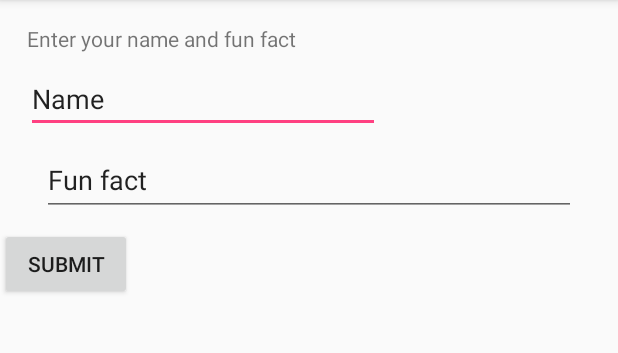
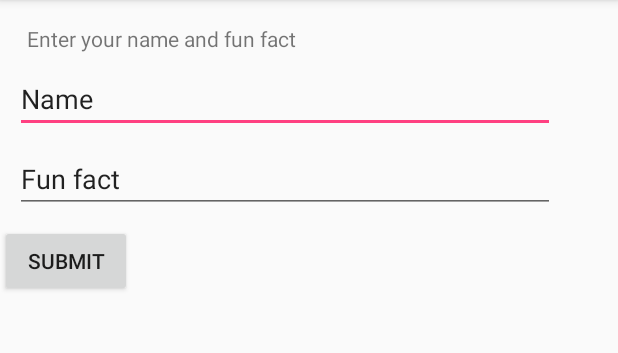
Before and after one commit to kollikolli/trialday, an Android app: the screen it shows after launch (FunFactActivity), on a phone screen of 412 x 824 dp, the part 84-437 px from its top. Run offline under Robolectric (Android 15) with nearby library versions, the phone set to English and light mode, and no system bars.

Commit message:
Fix Ui constraints

```diff
--- a/app/src/main/res/layout/activity_fun_fact.xml
+++ b/app/src/main/res/layout/activity_fun_fact.xml
@@ -19,7 +19,7 @@
 
     <EditText
         android:id="@+id/nameText"
-        android:layout_width="236dp"
+        android:layout_width="360dp"
         android:layout_height="wrap_content"
         android:layout_marginEnd="8dp"
         android:layout_marginStart="8dp"
@@ -34,8 +34,8 @@
 
     <EditText
         android:id="@+id/factText"
-        android:layout_width="356dp"
-        android:layout_height="47dp"
+        android:layout_width="360dp"
+        android:layout_height="wrap_content"
         android:layout_marginEnd="8dp"
         android:layout_marginStart="8dp"
         android:layout_marginTop="8dp"
@@ -45,6 +45,7 @@
         android:singleLine="false"
         android:text="Fun fact"
         app:layout_constraintEnd_toEndOf="parent"
+        app:layout_constraintHorizontal_bias="0.06"
         app:layout_constraintStart_toStartOf="parent"
         app:layout_constraintTop_toBottomOf="@+id/nameText" />
 
```
